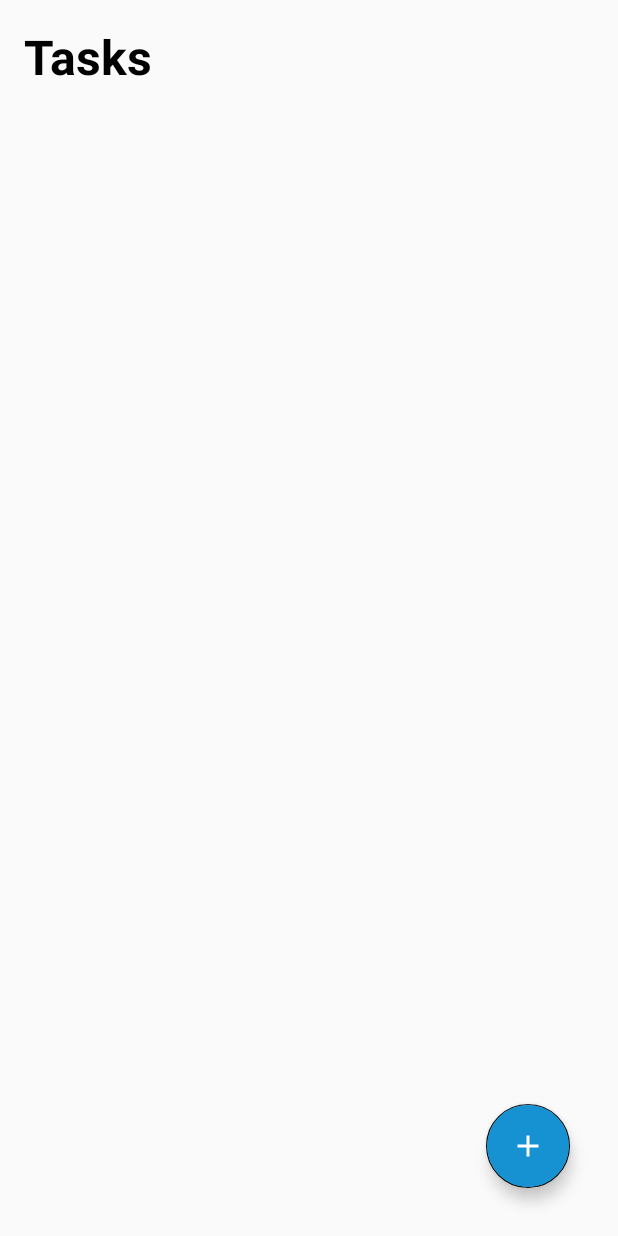
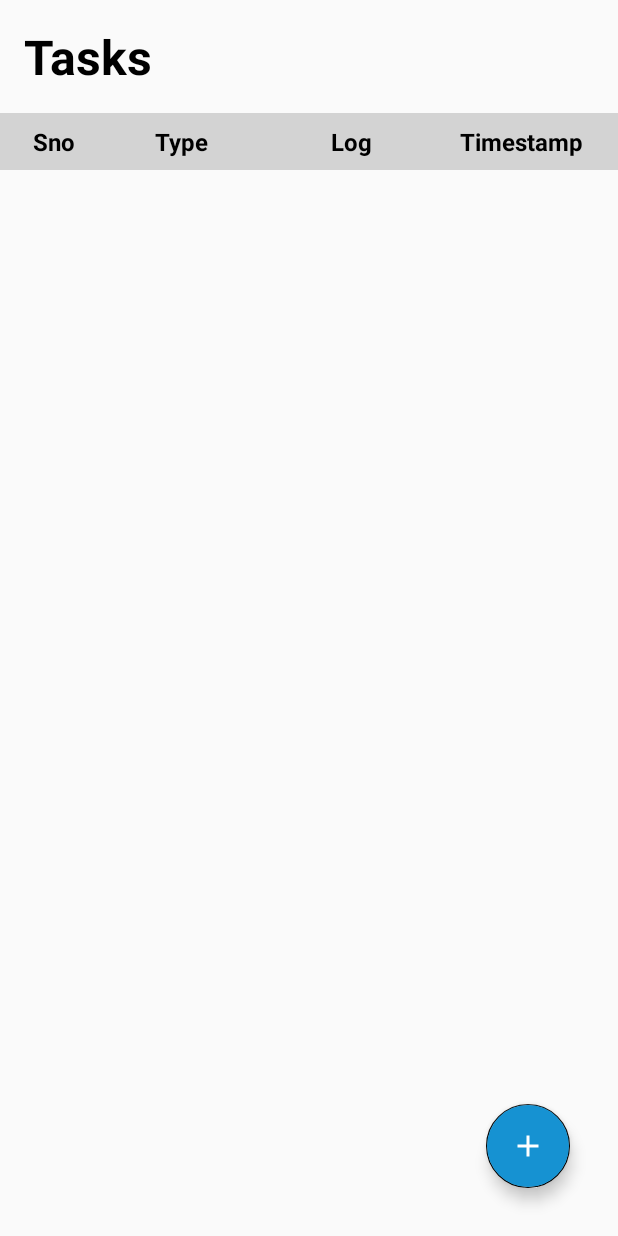
Before and after one commit to MadhurChaturvedi/todoApp-Android, an Android app: the screen it shows after launch (MainActivity), on a phone screen of 412 x 824 dp. Run offline under Robolectric (Android 15) with nearby library versions, the phone set to English and light mode, and no system bars.

Commit message:
Refactor UI change

```diff
--- a/app/src/main/res/layout/activity_main.xml
+++ b/app/src/main/res/layout/activity_main.xml
@@ -4,6 +4,7 @@
     android:layout_width="match_parent"
     android:layout_height="match_parent">
 
+    <!-- Tasks Title -->
     <TextView
         android:id="@+id/tasksText"
         android:layout_width="wrap_content"
@@ -11,20 +12,73 @@
         android:textStyle="bold"
         android:textColor="@android:color/black"
         android:layout_marginStart="16dp"
-            android:layout_marginBottom="16dp"
         android:layout_marginTop="16dp"
         android:textSize="32sp"
         android:text="@string/tasks" />
 
+    <!-- Table Header -->
+    <TableLayout
+        android:id="@+id/tableHeader"
+        android:layout_width="match_parent"
+        android:layout_height="wrap_content"
+        android:layout_below="@id/tasksText"
+        android:layout_marginTop="16dp"
+        android:background="#D3D3D3">
+
+        <TableRow android:padding="8dp">
+            <TextView
+                android:layout_width="0dp"
+                android:layout_height="wrap_content"
+                android:layout_weight="1"
+                android:text="Sno"
+                android:textStyle="bold"
+                android:gravity="center"
+                android:textColor="@android:color/black"
+                android:textSize="16sp" />
+
+            <TextView
+                android:layout_width="0dp"
+                android:layout_height="wrap_content"
+                android:layout_weight="2"
+                android:text="Type"
+                android:textStyle="bold"
+                android:gravity="center"
+                android:textColor="@android:color/black"
+                android:textSize="16sp" />
+
+            <TextView
+                android:layout_width="0dp"
+                android:layout_height="wrap_content"
+                android:layout_weight="2"
+                android:text="Log"
+                android:textStyle="bold"
+                android:gravity="center"
+                android:textColor="@android:color/black"
+                android:textSize="16sp" />
+
+            <TextView
+                android:layout_width="0dp"
+                android:layout_height="wrap_content"
+                android:layout_weight="2"
+                android:text="Timestamp"
+                android:textStyle="bold"
+                android:gravity="center"
+                android:textColor="@android:color/black"
+                android:textSize="16sp" />
+        </TableRow>
+    </TableLayout>
+
+    <!-- RecyclerView for Task Data -->
     <androidx.recyclerview.widget.RecyclerView
         android:id="@+id/tasksRecyclerView"
         android:layout_width="match_parent"
         android:layout_height="wrap_content"
-            android:layout_below="@id/tasksText"
+        android:layout_below="@id/tableHeader"
+        android:layout_marginTop="8dp"
         app:layoutManager="androidx.recyclerview.widget.LinearLayoutManager"
         android:nestedScrollingEnabled="true" />
 
-
+    <!-- Floating Action Button -->
     <com.google.android.material.floatingactionbutton.FloatingActionButton
         android:id="@+id/fab"
         android:layout_width="wrap_content"
```
Also changed, not shown: app/src/main/res/layout/task_layout.xml (+58 -28 lines). Lines whose indentation alone changed are shown as unchanged.
